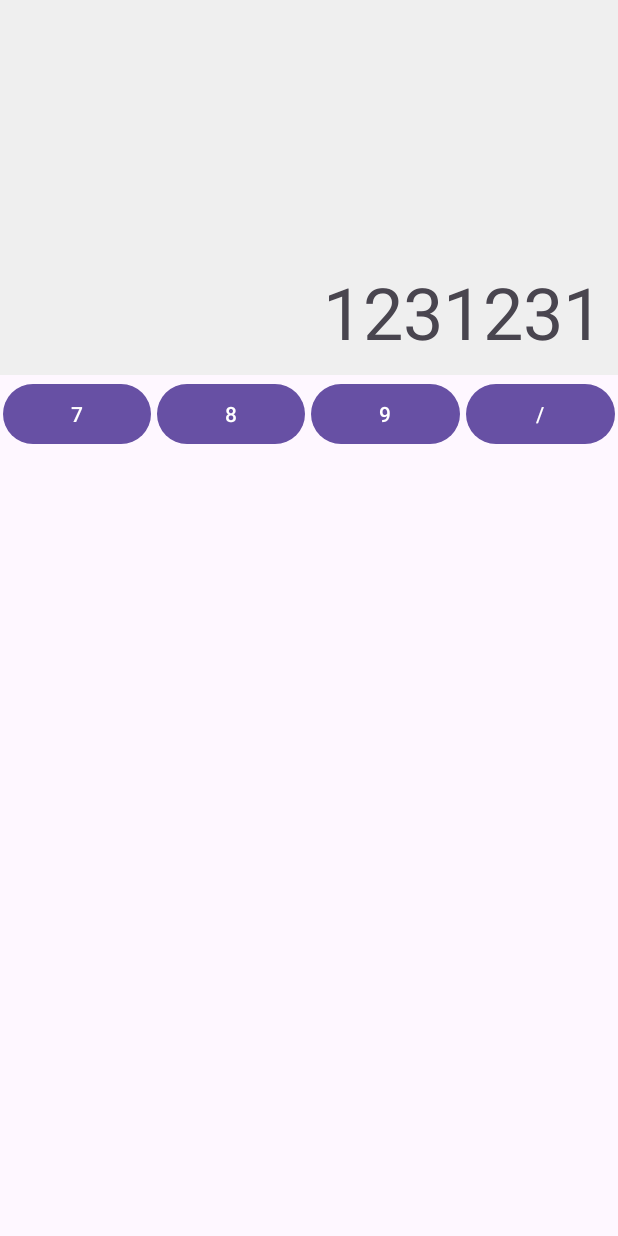
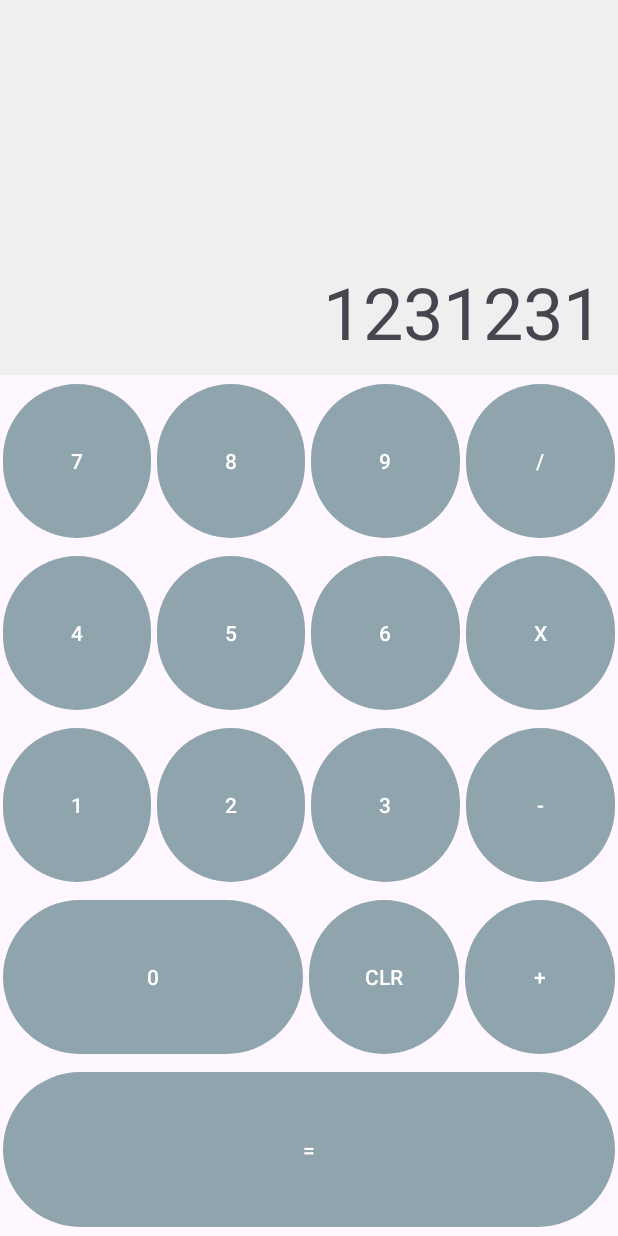
Before and after one commit to CannurKartum/MyCalculator, an Android app: the screen it shows after launch (MainActivity), on a phone screen of 412 x 824 dp. Run offline under Robolectric (Android 15) with nearby library versions, the phone set to English and light mode, and no system bars.

Commit message:
first change

```diff
--- a/app/src/main/java/com/example/mycalculator/MainActivity.kt
+++ b/app/src/main/java/com/example/mycalculator/MainActivity.kt
@@ -1,6 +1,8 @@
 package com.example.mycalculator
 
 import android.os.Bundle
+import android.view.View
+import android.widget.Toast
 import androidx.activity.enableEdgeToEdge
 import androidx.appcompat.app.AppCompatActivity
 import androidx.core.view.ViewCompat
@@ -16,9 +18,10 @@ class MainActivity : AppCompatActivity() {
             v.setPadding(systemBars.left, systemBars.top, systemBars.right, systemBars.bottom)
             insets
         }
+    }
 
+    fun onDigit(view: View){
+        Toast.makeText(this, "Button clicked", Toast.LENGTH_LONG).show()
+    }
 
-
-
-    }
 }
--- a/app/src/main/res/layout/activity_main.xml
+++ b/app/src/main/res/layout/activity_main.xml
@@ -21,7 +21,8 @@
     <LinearLayout
         android:layout_width="match_parent"
         android:layout_height="wrap_content"
-        android:orientation="horizontal">
+        android:orientation="horizontal"
+        android:layout_weight="1">
         <Button
             android:layout_margin="2dp"
             android:id="@+id/btnSeven"
@@ -29,7 +30,7 @@
             android:layout_height="match_parent"
             android:layout_weight="1"
             android:text="7"
-            android:onClick="aa"
+            android:onClick="onDigit"
             />
         <Button
             android:layout_margin="2dp"
@@ -38,6 +39,7 @@
             android:layout_height="match_parent"
             android:layout_weight="1"
             android:text="8"
+            android:onClick="onDigit"
             />
         <Button
             android:layout_margin="2dp"
@@ -45,7 +47,8 @@
             android:layout_width="0dp"
             android:layout_height="match_parent"
             android:layout_weight="1"
-            android:text="\9"
+            android:text="9"
+            android:onClick="onDigit"
             />
         <Button
             android:layout_margin="2dp"
@@ -53,9 +56,144 @@
             android:layout_width="0dp"
             android:layout_height="match_parent"
             android:layout_weight="1"
+            android:onClick="onDigit"
             android:text="/"
             />
+    </LinearLayout>
+    <LinearLayout
+        android:layout_width="match_parent"
+        android:layout_height="wrap_content"
+        android:orientation="horizontal"
+        android:layout_weight="1">
+        <Button
+            android:layout_margin="2dp"
+            android:id="@+id/btnFour"
+            android:layout_width="0dp"
+            android:layout_height="match_parent"
+            android:layout_weight="1"
+            android:text="4"
+            android:onClick="onDigit"
+            />
+        <Button
+            android:layout_margin="2dp"
+            android:id="@+id/btnFive"
+            android:layout_width="0dp"
+            android:layout_height="match_parent"
+            android:layout_weight="1"
+            android:text="5"
+            android:onClick="onDigit"
+            />
+        <Button
+            android:layout_margin="2dp"
+            android:id="@+id/btnSix"
+            android:layout_width="0dp"
+            android:layout_height="match_parent"
+            android:layout_weight="1"
+            android:text="6"
+            android:onClick="onDigit"
+            />
+        <Button
+            android:layout_margin="2dp"
+            android:id="@+id/btnMultiply"
+            android:layout_width="0dp"
+            android:layout_height="match_parent"
+            android:layout_weight="1"
+            android:onClick="onDigit"
+            android:text="X"
+            />
+    </LinearLayout>
+    <LinearLayout
+        android:layout_width="match_parent"
+        android:layout_height="wrap_content"
+        android:orientation="horizontal"
+        android:layout_weight="1">
+        <Button
+            android:layout_margin="2dp"
+            android:id="@+id/btnOne"
+            android:layout_width="0dp"
+            android:layout_height="match_parent"
+            android:layout_weight="1"
+            android:text="1"
+            android:onClick="onDigit"
+            />
+        <Button
+            android:layout_margin="2dp"
+            android:id="@+id/btnTwo"
+            android:layout_width="0dp"
+            android:layout_height="match_parent"
+            android:layout_weight="1"
+            android:text="2"
+            android:onClick="onDigit"
+            />
+        <Button
+            android:layout_margin="2dp"
+            android:id="@+id/btnThree"
+            android:layout_width="0dp"
+            android:layout_height="match_parent"
+            android:layout_weight="1"
+            android:text="3"
+            android:onClick="onDigit"
+            />
+        <Button
+            android:layout_margin="2dp"
+            android:id="@+id/btnSubtract"
+            android:layout_width="0dp"
+            android:layout_height="match_parent"
+            android:layout_weight="1"
+            android:onClick="onDigit"
+            android:text="-"
+            />
+    </LinearLayout>
+    <LinearLayout
+        android:layout_width="match_parent"
+        android:layout_height="wrap_content"
+        android:orientation="horizontal"
+        android:layout_weight="1">
+        <Button
+            android:layout_margin="2dp"
+            android:id="@+id/btnZero"
+            android:layout_width="0dp"
+            android:layout_height="match_parent"
+            android:layout_weight="2"
+            android:text="0"
+            android:onClick="onDigit"
 
+            />
+
+        <Button
+            android:layout_margin="2dp"
+            android:id="@+id/btnCLR"
+            android:layout_width="0dp"
+            android:layout_height="match_parent"
+            android:layout_weight="1"
+            android:text="CLR"
+            android:onClick="onDigit"
+            />
+        <Button
+            android:layout_margin="2dp"
+            android:id="@+id/btnAdd"
+            android:layout_width="0dp"
+            android:layout_height="match_parent"
+            android:layout_weight="1"
+            android:onClick="onDigit"
+            android:text="+"
+            />
+    </LinearLayout>
+    <LinearLayout
+        android:layout_width="match_parent"
+        android:layout_height="wrap_content"
+        android:orientation="horizontal"
+        android:layout_weight="1">
+        <Button
+            android:layout_margin="2dp"
+            android:id="@+id/btnEqual"
+            android:layout_width="0dp"
+            android:layout_height="match_parent"
+            android:layout_weight="1"
+            android:onClick="onDigit"
+            android:text="="
+            />
     </LinearLayout>
 
+
 </LinearLayout>
--- a/app/src/main/res/values/colors.xml
+++ b/app/src/main/res/values/colors.xml
@@ -2,4 +2,5 @@
 <resources>
     <color name="black">#FF000000</color>
     <color name="white">#FFFFFFFF</color>
+    <color name="grey">#90a4ae</color>
 </resources>
--- a/app/src/main/res/values/themes.xml
+++ b/app/src/main/res/values/themes.xml
@@ -3,6 +3,7 @@
     <style name="Base.Theme.MyCalculator" parent="Theme.Material3.DayNight.NoActionBar">
         <!-- Customize your light theme here. -->
         <!-- <item name="colorPrimary">@color/my_light_primary</item> -->
+        <item name="colorPrimary">@color/grey</item>
     </style>
 
     <style name="Theme.MyCalculator" parent="Base.Theme.MyCalculator" />
```
